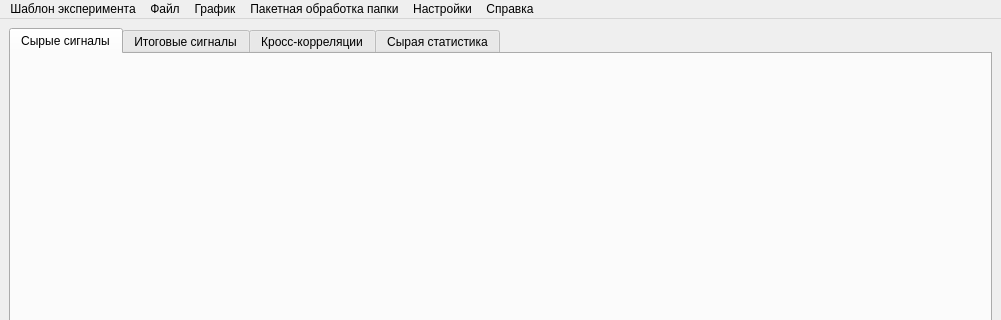
The window that ui/mainwindow.ui (Asmedyanov/SignalViewer_GunTeam) describes before a commit, drawn with Qt 5; both pictures show x 0 to 1001 and y 0 to 320 of the 1001 by 600 pixel window.
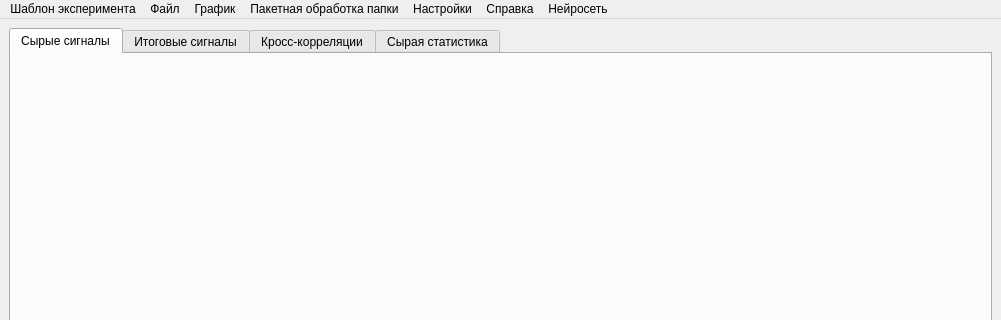
The same window after the commit. The open tabs and pages were chosen to show the change. Icons and pictures are not drawn.

Diff of the .ui file:
```diff
--- a/ui/mainwindow.ui
+++ b/ui/mainwindow.ui
@@ -117,12 +117,20 @@
     <addaction name="action_22"/>
     <addaction name="action_23"/>
    </widget>
+   <widget class="QMenu" name="menu_7">
+    <property name="title">
+     <string>Нейросеть</string>
+    </property>
+    <addaction name="action_31"/>
+    <addaction name="action_32"/>
+   </widget>
    <addaction name="menu_2"/>
    <addaction name="menu"/>
    <addaction name="menu_3"/>
    <addaction name="menu_4"/>
    <addaction name="menu_5"/>
    <addaction name="menu_6"/>
+   <addaction name="menu_7"/>
   </widget>
   <widget class="QStatusBar" name="statusbar"/>
   <action name="action">
```
Left out of the diff: 12 changed lines with no effect on the pictures.
